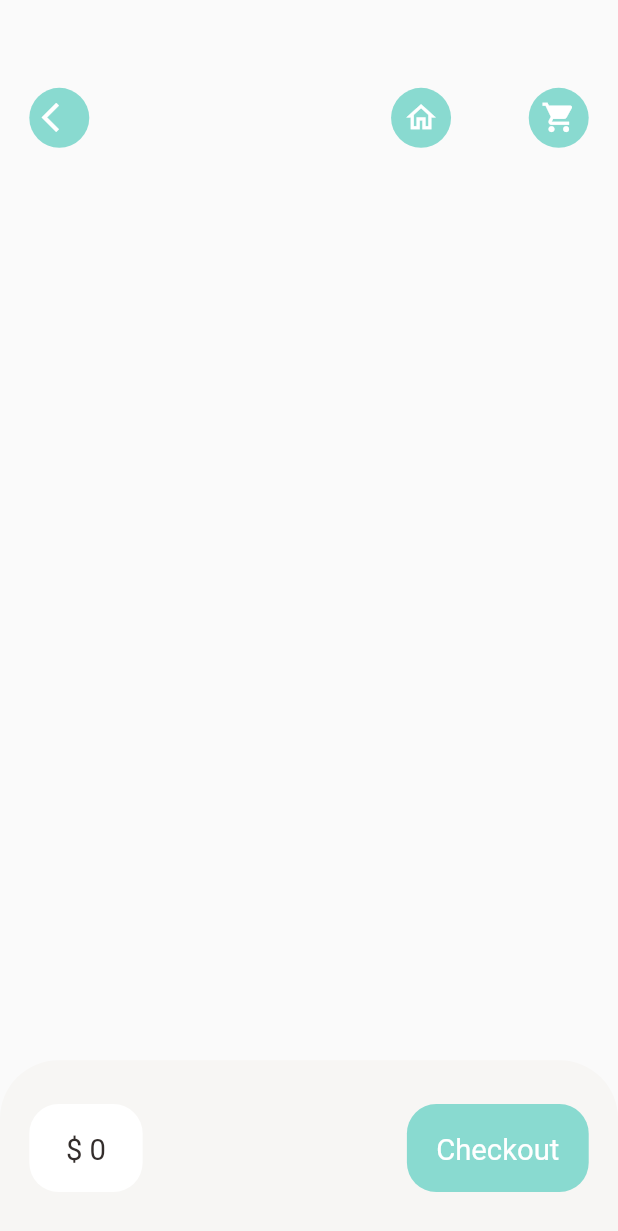
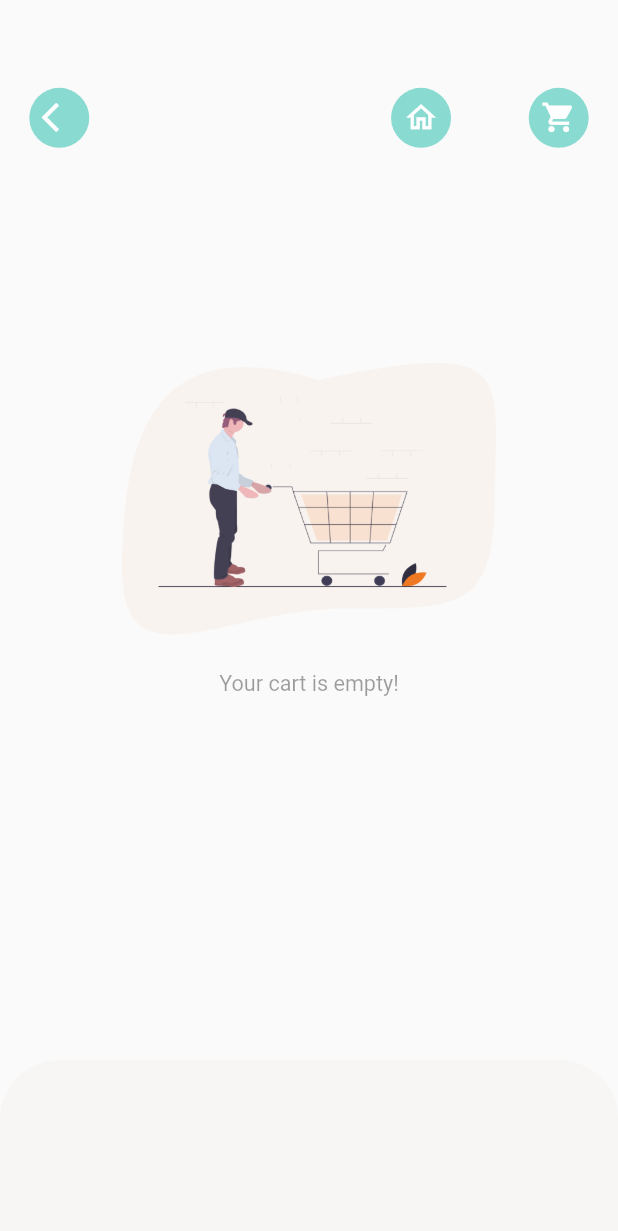
Before and after one commit to iseegr8tfuldeadppl/food_delivery, a Flutter app: the CartPage screen opened by its route, on a phone screen of 412 x 824 dp. Shown: the top 1231 px of the screen. Run offline on Flutter 3.47's test engine with Material 2 defaults, Android fonts, the phone set to English and light mode, and no system bars; our stand-ins replace dots_indicator, get, shared_preferences; accounts and stored records are empty; network calls fail.

Commit message:
did about an hour

```diff
--- /dev/null
+++ b/lib/base/no_data_page.dart
@@ -0,0 +1,33 @@
+import 'package:flutter/cupertino.dart';
+import 'package:flutter/material.dart';
+
+class NoDataPage extends StatelessWidget {
+  final String text;
+  final String imgPath;
+
+  const NoDataPage({Key? key, required this.text, this.imgPath="assets/image/empty_cart.png"}) : super(key: key);
+
+  @override
+  Widget build(BuildContext context) {
+    return Column(
+      mainAxisAlignment: MainAxisAlignment.center,
+      crossAxisAlignment: CrossAxisAlignment.stretch,
+      children: [
+        Image.asset(
+          imgPath,
+          height: MediaQuery.of(context).size.height*0.22,
+          width: MediaQuery.of(context).size.width*0.22,
+        ),
+        SizedBox(height: MediaQuery.of(context).size.height*0.03,),
+        Text(
+          text,
+          style: TextStyle(
+            fontSize: MediaQuery.of(context).size.height*0.0175,
+            color: Theme.of(context).disabledColor
+          ),
+          textAlign: TextAlign.center,
+        ),
+      ],
+    );
+  }
+}
--- a/lib/pages/cart/cart_page.dart
+++ b/lib/pages/cart/cart_page.dart
@@ -7,6 +7,7 @@ import 'package:get/get.dart';
 import 'package:get/get_core/src/get_main.dart';
 import 'package:get/get_state_manager/src/simple/get_state.dart';
 
+import '../../base/no_data_page.dart';
 import '../../controllers/cart_controller.dart';
 import '../../controllers/recommended_product_controller.dart';
 import '../../routes/route_helper.dart';
@@ -23,6 +24,7 @@ class CartPage extends StatelessWidget {
     return Scaffold(  // scaffold offers a different color compared to container, which is better
       body: Stack(
         children: [
+          // header
           Positioned(
             top: Dimensions.height20*3,
             left: Dimensions.width20,
@@ -51,7 +53,9 @@ class CartPage extends StatelessWidget {
                 ],
               ),
           ),
-          Positioned(
+          // body
+          GetBuilder<CartController>(builder: (_cartController){
+            return _cartController.getItems.length > 0 ? Positioned(
               top: Dimensions.height20*5,
               left: Dimensions.width20,
               right: Dimensions.width20,
@@ -80,7 +84,13 @@ class CartPage extends StatelessWidget {
                                           Get.toNamed(RouteHelper.getPopularFood(popularIndex, "cartpage"));
                                         } else { // here it means it couldn'at find it, so it'll be -1
                                           var recommendedIndex = Get.find<RecommendedProductController>().recommendedProductList.indexOf(_cartList[index].product!);
+                                          if(recommendedIndex < 0){ // when the recommended array is empty or it couldn't find the product in that listthen it returns -1
+                                            Get.snackbar("History product", "Product review is not available for history products",
+                                                backgroundColor: AppColors.mainColor,
+                                                colorText: Colors.white);
+                                          } else {
                                             Get.toNamed(RouteHelper.getRecommendedFood(recommendedIndex, "cartpage"));
+                                          }
                                         }
                                       },
                                       child: Container(
@@ -150,7 +160,8 @@ class CartPage extends StatelessWidget {
                   }),
                 ),
               ),
-          )
+            ) : NoDataPage(text: "Your cart is empty!");
+          })
         ],
       ),
       bottomNavigationBar: GetBuilder<CartController>(builder: (cartController){
@@ -164,7 +175,7 @@ class CartPage extends StatelessWidget {
               topRight: Radius.circular(Dimensions.radius20*2),
             ),
           ),
-          child: Row(
+          child: cartController.getItems.length > 0 ? Row(
             mainAxisAlignment: MainAxisAlignment.spaceBetween,
             children: [
               Container(
@@ -196,7 +207,7 @@ class CartPage extends StatelessWidget {
                 ),
               ),
             ],
-          ),
+          ) : Container(),
         );
       }),
     );
```
Also changed, not shown: lib/controllers/cart_controller.dart (+10 -0 lines), lib/pages/cart/cart_history.dart (+34 -10 lines). Lines whose indentation alone changed are shown as unchanged.
